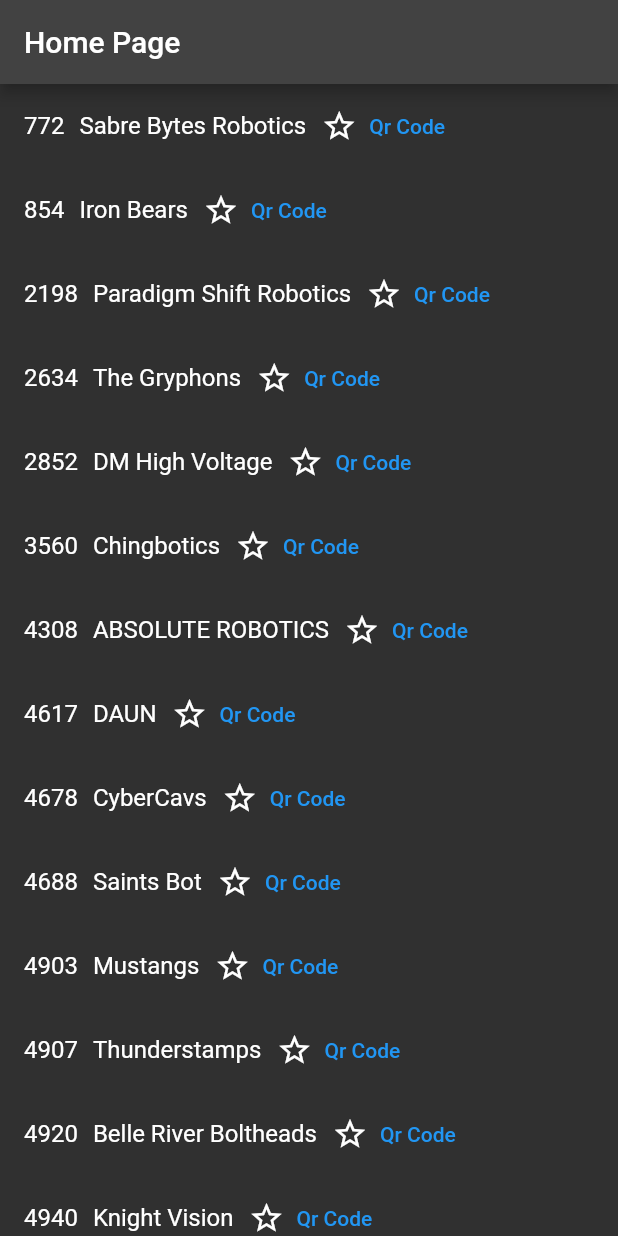
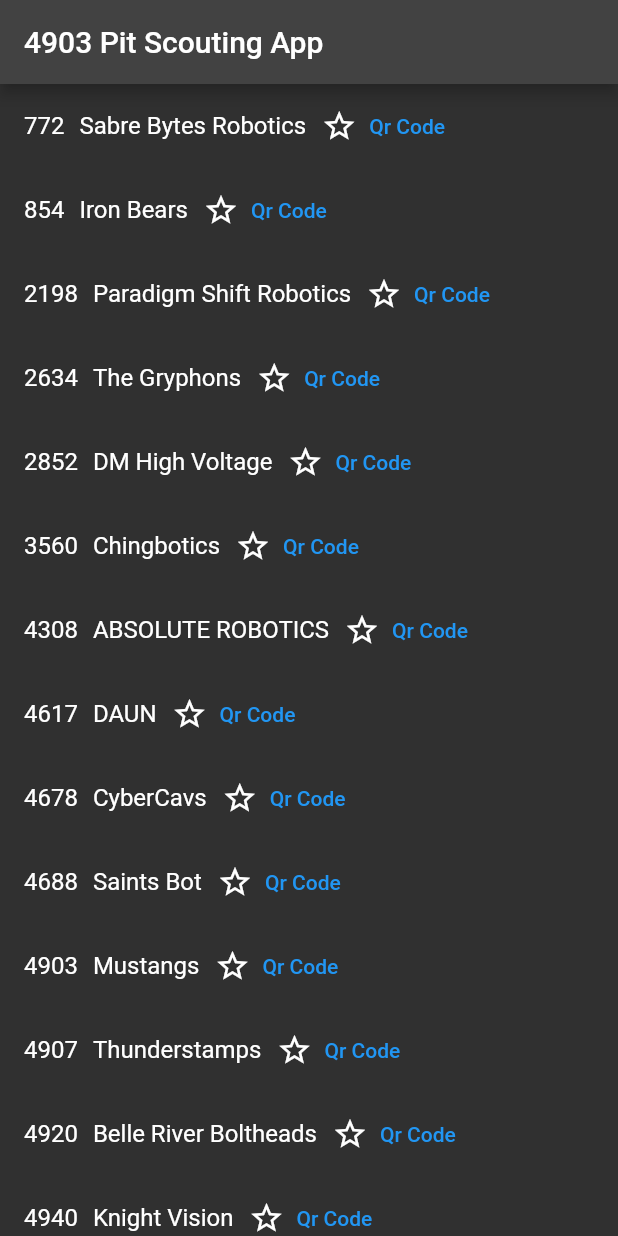
Before and after one commit to FRC4903/Pit-Scouting-App, a Flutter app: the screen it shows after launch, on a phone screen of 412 x 824 dp. Run offline on Flutter 3.47's test engine with Material 2 defaults, Android fonts, the light colour scheme and no system bars; our stand-ins replace qr_flutter.

Commit message:
renamed stuff

```diff
--- a/pit_app/lib/homepage.dart
+++ b/pit_app/lib/homepage.dart
@@ -79,7 +79,7 @@ class HomePageState extends State<HomePage> {
 
     return Scaffold(
       appBar: AppBar(
-        title: Text('Home Page'),
+        title: Text('4903 Pit Scouting App'),
       ),
       body: ListView(
         children: [
```
